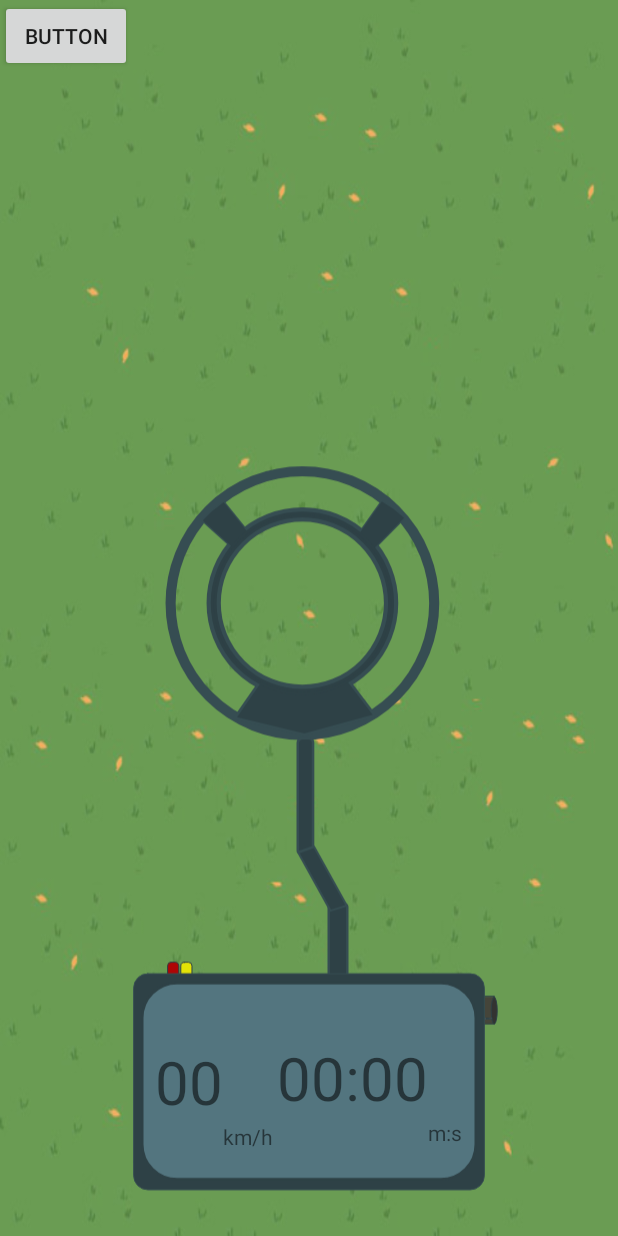
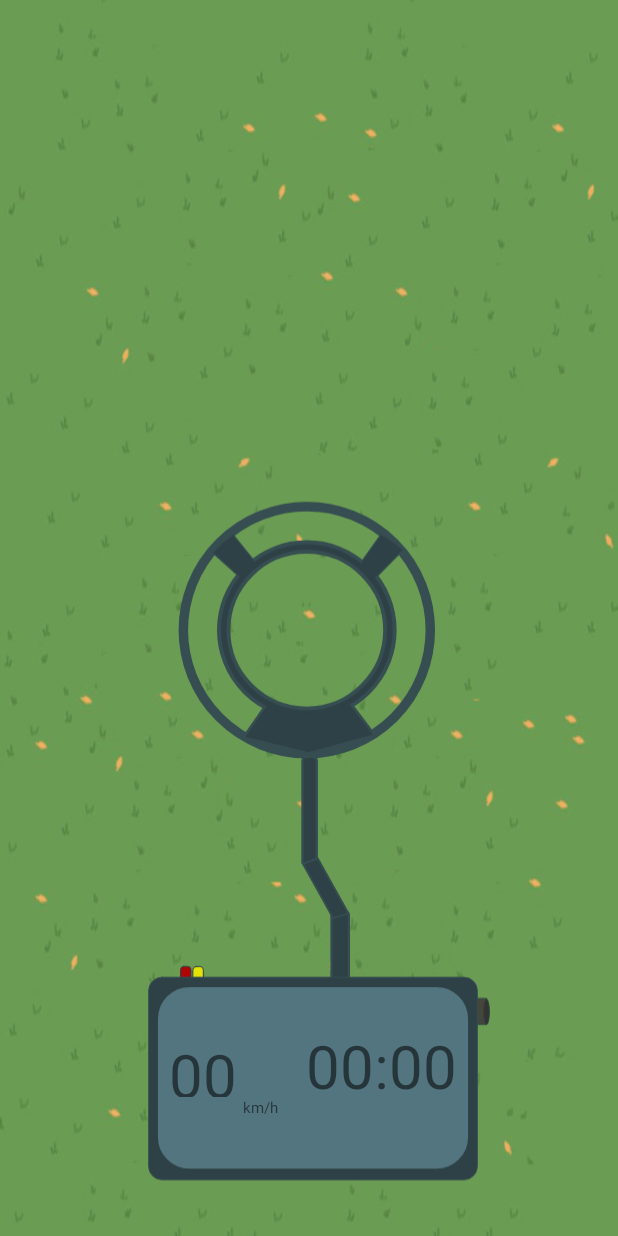
Before and after one commit to oriamd/TreasureHunt, an Android app: the layout activity_game.xml on its own in the app's theme, with its tools: preview values and no code run, on a phone screen of 412 x 824 dp. Run offline under Robolectric (Android 15) with nearby library versions, the phone set to English and light mode, and no system bars.

```diff
--- a/app/src/main/res/layout/activity_game.xml
+++ b/app/src/main/res/layout/activity_game.xml
@@ -9,8 +9,8 @@
     tools:context="com.example.ori.treasurehunt.GameActivity">
 
     <ImageView
-        android:layout_width="0dp"
-        android:layout_height="528dp"
+        android:layout_width="337dp"
+        android:layout_height="512dp"
         app:srcCompat="@drawable/ic_detector"
         android:id="@+id/imageView"
         app:layout_constraintBottom_toBottomOf="parent"
@@ -21,33 +21,32 @@
         app:layout_constraintRight_toRightOf="parent"
         android:layout_marginRight="26dp"
         tools:layout_constraintRight_creator="1"
-        tools:layout_constraintLeft_creator="1" />
+        tools:layout_constraintLeft_creator="1"
+        app:layout_constraintHorizontal_bias="0.63" />
 
     <android.support.constraint.ConstraintLayout
-        android:layout_width="206dp"
-        android:layout_height="112dp"
-        app:layout_constraintRight_toRightOf="parent"
-        app:layout_constraintLeft_toLeftOf="parent"
+        android:layout_width="192dp"
+        android:layout_height="128dp"
         app:layout_constraintBottom_toBottomOf="@+id/imageView"
         android:layout_marginBottom="50dp"
-        tools:layout_constraintRight_creator="1"
-        tools:layout_constraintLeft_creator="1">
+        app:layout_constraintRight_toRightOf="@+id/imageView"
+        app:layout_constraintLeft_toLeftOf="@+id/imageView">
 
         <TextView
         android:text="@string/speed"
-        android:layout_width="wrap_content"
-        android:layout_height="wrap_content"
+        android:layout_width="49dp"
+        android:layout_height="42dp"
         android:id="@+id/speed"
         android:textSize="40dp"
             app:layout_constraintTop_toTopOf="parent"
             app:layout_constraintBottom_toBottomOf="parent"
-            app:layout_constraintVertical_bias="0.55"
             app:layout_constraintLeft_toLeftOf="parent" />
 
         <TextView
             android:text="@string/speed_unit"
             android:layout_width="wrap_content"
             android:layout_height="wrap_content"
+            android:textSize="10dp"
             android:id="@+id/speedunit"
             app:layout_constraintTop_toBottomOf="@+id/speed"
             app:layout_constraintLeft_toRightOf="@+id/speed" />
@@ -60,26 +59,8 @@
             android:textSize="40dp"
             app:layout_constraintTop_toTopOf="parent"
             app:layout_constraintBottom_toBottomOf="parent"
-            app:layout_constraintRight_toRightOf="parent"
-            android:layout_marginEnd="24dp"
-            android:layout_marginRight="24dp" />
-
-        <TextView
-            android:text="@string/time_unit"
-            android:layout_width="wrap_content"
-            android:layout_height="wrap_content"
-            android:id="@+id/timeunit"
-            app:layout_constraintLeft_toRightOf="@+id/time"
-            app:layout_constraintTop_toBottomOf="@+id/time" />
+            app:layout_constraintRight_toRightOf="parent" />
 
     </android.support.constraint.ConstraintLayout>
 
-    <Button
-        android:text="Button"
-        android:layout_width="wrap_content"
-        android:layout_height="wrap_content"
-        tools:layout_editor_absoluteY="209dp"
-        tools:layout_editor_absoluteX="262dp"
-        android:id="@+id/button" />
-
 </android.support.constraint.ConstraintLayout>
--- a/app/src/main/res/values/strings.xml
+++ b/app/src/main/res/values/strings.xml
@@ -5,7 +5,7 @@
     <string name="level_three_gold_value">300 gold</string>
     <string name="total_gold">0</string>
     <string name="speed_unit">km/h</string>
-    <string name="time_unit">m:s</string>
+
     <string name="speed">00</string>
     <string name="time">00:00</string>
 </resources>
```
